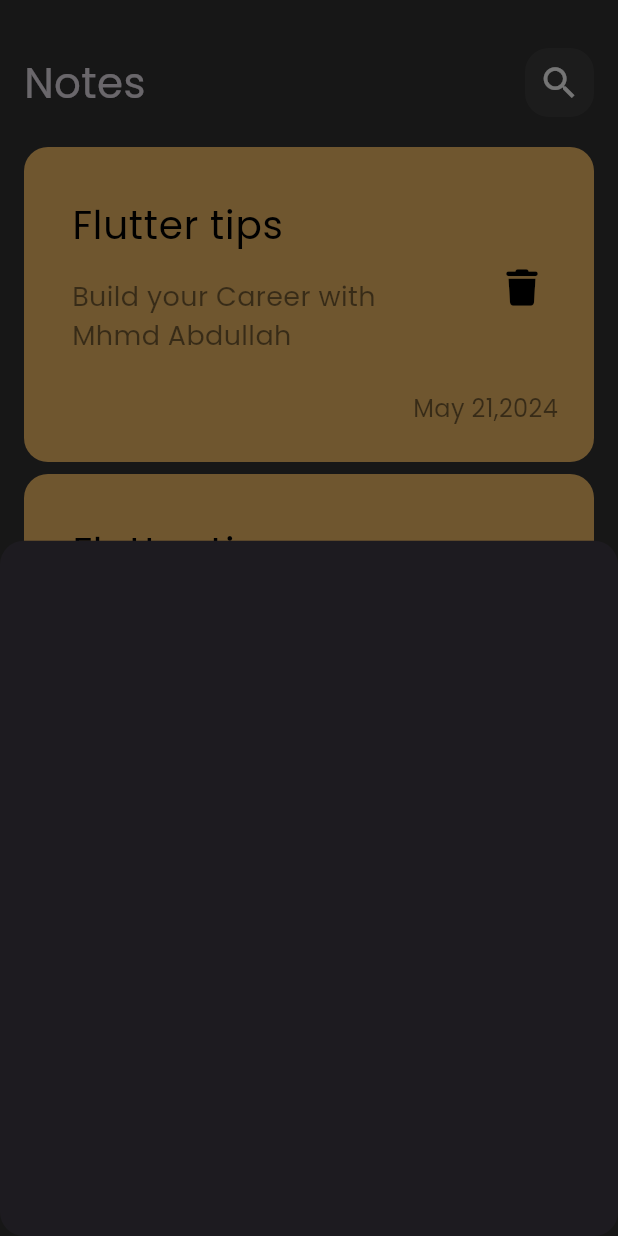
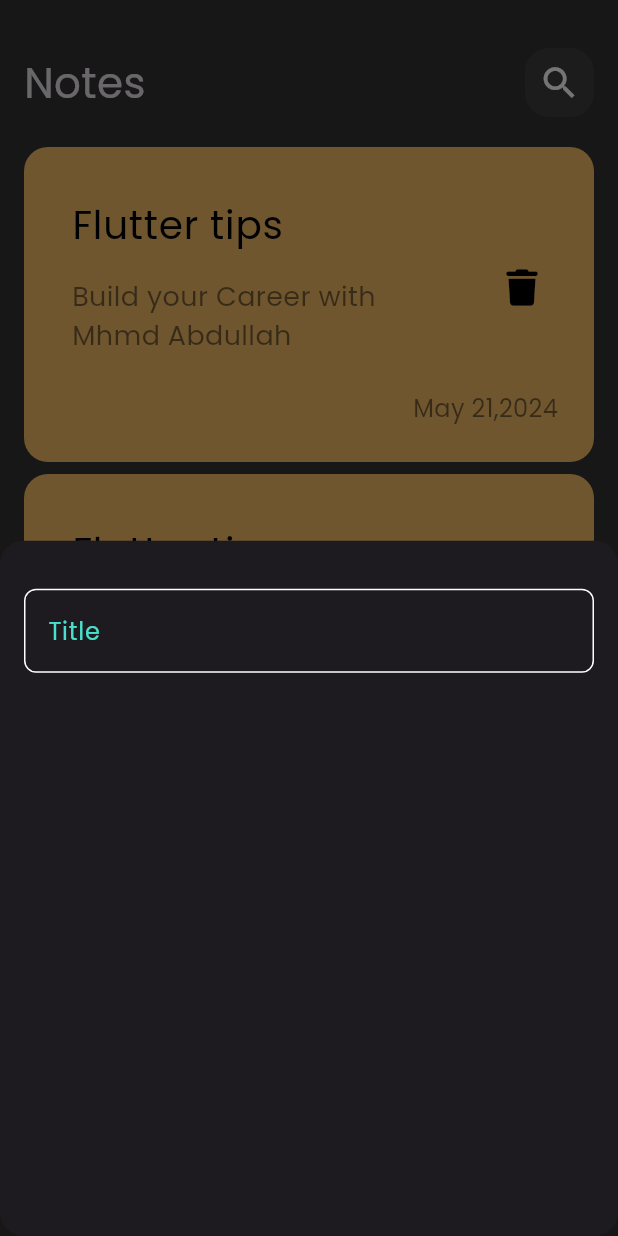
Before and after one commit to MoAbdullahConQ/notes_app, a Flutter app: the screen it shows after launch, after a tap on the "add" icon, on a phone screen of 412 x 824 dp. Run offline on Flutter 3.47's test engine with Material 3 defaults, Android fonts, the phone set to English and light mode, and no system bars; our stand-ins replace font_awesome_flutter.

Commit message:
create custom text field

```diff
--- /dev/null
+++ b/lib/constants.dart
@@ -0,0 +1,4 @@
+
+import 'package:flutter/material.dart';
+
+const kPrimaryColor =  Color(0xff48E0CB);
--- a/lib/views/notes_view.dart
+++ b/lib/views/notes_view.dart
@@ -1,4 +1,5 @@
 import 'package:flutter/material.dart';
+import 'package:notes_app/constants.dart';
 import 'package:notes_app/widgets/add_note_bottom_sheet.dart';
 import 'package:notes_app/widgets/notes_view_body.dart';
 
@@ -9,17 +10,18 @@ class NotesView extends StatelessWidget {
   Widget build(BuildContext context) {
     return Scaffold(
       floatingActionButton: FloatingActionButton(
+        backgroundColor: kPrimaryColor,
         onPressed: () {
           showModalBottomSheet(
             shape:
                 RoundedRectangleBorder(borderRadius: BorderRadius.circular(16)),
             context: context,
             builder: (context) {
-              return AddNoteButtomSheet();
+              return const AddNoteButtomSheet();
             },
           );
         },
-        child: Icon(Icons.add),
+        child: const Icon(Icons.add, color: Colors.black),
       ),
       body: const NotesViewBody(),
     );
--- a/lib/widgets/add_note_bottom_sheet.dart
+++ b/lib/widgets/add_note_bottom_sheet.dart
@@ -1,10 +1,19 @@
 import 'package:flutter/material.dart';
+import 'package:notes_app/widgets/custom_text_field.dart';
 
 class AddNoteButtomSheet extends StatelessWidget {
   const AddNoteButtomSheet({super.key});
 
   @override
   Widget build(BuildContext context) {
-    return Container();
+    return const Padding(
+      padding: EdgeInsets.symmetric(horizontal: 16.0),
+      child: Column(
+        children: [
+          SizedBox(height: 32),
+          CustomTextField(),
+        ],
+      ),
+    );
   }
 }
--- /dev/null
+++ b/lib/widgets/custom_text_field.dart
@@ -0,0 +1,28 @@
+import 'package:flutter/material.dart';
+import 'package:notes_app/constants.dart';
+
+class CustomTextField extends StatelessWidget {
+  const CustomTextField({
+    super.key,
+  });
+
+  @override
+  Widget build(BuildContext context) {
+    return TextField(
+      cursorColor: kPrimaryColor,
+      decoration: InputDecoration(
+        hintText: 'Title',
+        hintStyle: const TextStyle(color: kPrimaryColor),
+        enabledBorder: buildBorder(),
+        focusedBorder: buildBorder(kPrimaryColor),
+      ),
+    );
+  }
+
+  OutlineInputBorder buildBorder([color]) {
+    return OutlineInputBorder(
+      borderSide: BorderSide(color: color ?? Colors.white),
+      borderRadius: BorderRadius.circular(8),
+    );
+  }
+}
```
